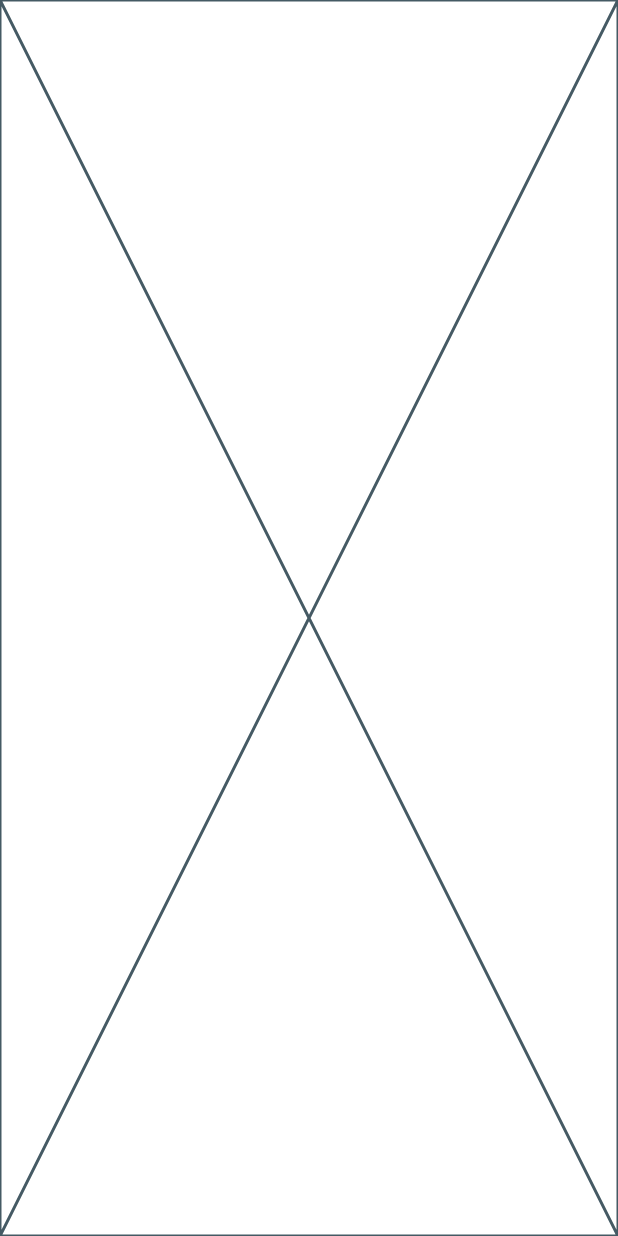
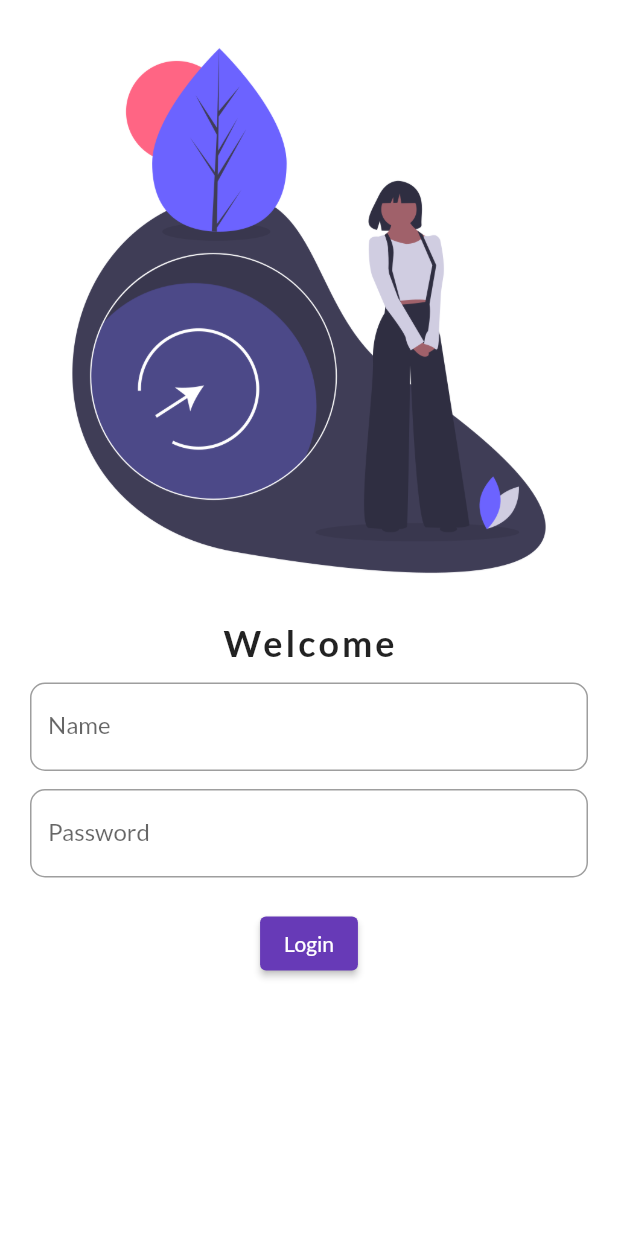
Before and after one commit to mdtarekmahmud449/flutter_lession, a Flutter app: the screen it shows after launch, on a phone screen of 412 x 824 dp. Run offline on Flutter 3.47's test engine with Material 2 defaults, Android fonts, the phone set to English and light mode, and no system bars; our stand-ins replace google_fonts.

Commit message:
fourth commit message

```diff
--- a/lib/main.dart
+++ b/lib/main.dart
@@ -1,4 +1,8 @@
+import 'package:first/pages/login_page.dart';
 import 'package:flutter/material.dart';
+import 'package:google_fonts/google_fonts.dart';
+import 'pages/home_page.dart';
+import 'package:google_fonts/google_fonts.dart';
 
 void main() {
   runApp(const AppWidget());
@@ -9,18 +13,23 @@ class AppWidget extends StatelessWidget {
 
   @override
   Widget build(BuildContext context) {
-    return const MaterialApp(
+    return  MaterialApp(
       title: "Randomizer",
-      home: Home(),
+      themeMode: ThemeMode.light,
+      darkTheme: ThemeData(
+        brightness: Brightness.light,
+    ),
+      theme: ThemeData(
+        primarySwatch: Colors.deepPurple,
+        primaryTextTheme: GoogleFonts.latoTextTheme(),
+        fontFamily: GoogleFonts.lato().fontFamily,
+      ),
+      initialRoute: "/login",
+      routes: {
+        "/": (context) => Home(),
+        "/login": (context) => LoginPage(),
+      },
     );
   }
+
 }
-
-class Home extends StatelessWidget {
-  const Home({super.key});
-
-  @override
-  Widget build(BuildContext context) {
-    return const Placeholder();
-  }
-}
--- a/lib/pages/home_page.dart
+++ b/lib/pages/home_page.dart
@@ -1,4 +1,3 @@
-import 'package:flutter/cupertino.dart';
 import 'package:flutter/material.dart';
 
 class Home extends StatelessWidget {
@@ -9,11 +8,26 @@ class Home extends StatelessWidget {
     return Scaffold(
       appBar: AppBar(
         title: Text("First App"),
-        backgroundColor: Colors.amber[600],
+        // backgroundColor: Colors.amber[600],
         centerTitle: true,
       ),
-      drawer: Drawer(),
-      body: Text("Hello World"),
+      drawer: Drawer(
+        // backgroundColor: Colors.amber[600],
+        child: Padding(
+          padding: EdgeInsets.fromLTRB(20, 80, 20, 0),
+          child: Text(
+            "Tarek Mahmud",
+            style: TextStyle(
+              fontFamily: 'Anek Malayalam',
+              fontWeight: FontWeight.w600,
+              fontSize: 20,
+              color: Colors.white,
+            ),
+          ),
+        ),
+      ),
+      body: Text("Hello World",
+      style: TextStyle(fontSize: 30),),
     );
   }
 }
--- a/lib/pages/login_page.dart
+++ b/lib/pages/login_page.dart
@@ -0,0 +1,72 @@
+import 'package:flutter/material.dart';
+
+class LoginPage extends StatelessWidget {
+  const LoginPage({super.key});
+
+  @override
+  Widget build(BuildContext context) {
+    return Material(
+      color: Colors.white,
+      child: Column(
+        children: [
+          Container(
+            child: Image.asset(
+              "assets/login.png",
+              fit: BoxFit.cover,
+            ),
+          ),
+          Text(
+            "Welcome",
+            style: TextStyle(
+              fontWeight: FontWeight.bold,
+              fontSize: 24,
+              letterSpacing: 2,
+            ),
+          ),
+          SizedBox(
+            height: 12,
+          ),
+          Padding(
+            padding: EdgeInsets.fromLTRB(20,0,20,0),
+            child: TextFormField(
+              keyboardType: TextInputType.name/**/,
+              decoration: InputDecoration(
+                hintText: "Enter your name",
+                labelText: "Name",
+                border: OutlineInputBorder(
+                  borderRadius: BorderRadius.all(Radius.circular(10)),
+                ),
+              ),
+            ),
+          ),
+          SizedBox(
+            height: 12,
+          ),
+          Padding(
+            padding: EdgeInsets.fromLTRB(20,0,20,0),
+            child: TextFormField(
+              obscureText: true,
+              keyboardType: TextInputType.visiblePassword,
+              decoration: InputDecoration(
+                hintText: "Enter your password",
+                labelText: "Password",
+                border: OutlineInputBorder(
+                  borderRadius: BorderRadius.all(Radius.circular(10)),
+                ),
+              ),
+            ),
+          ),
+          SizedBox(
+            height: 20,
+          ),
+          ElevatedButton(
+              onPressed: (){},
+              child: Text(
+                "Login"
+              )),
+
+        ],
+      ),
+    );
+  }
+}
--- a/pubspec.yaml
+++ b/pubspec.yaml
@@ -35,6 +35,7 @@ dependencies:
   # The following adds the Cupertino Icons font to your application.
   # Use with the CupertinoIcons class for iOS style icons.
   cupertino_icons: ^1.0.2
+  google_fonts: ^5.0.0
 
 dev_dependencies:
   flutter_test:
@@ -59,9 +60,8 @@ flutter:
   uses-material-design: true
 
   # To add assets to your application, add an assets section, like this:
-  # assets:
-  #   - images/a_dot_burr.jpeg
-  #   - images/a_dot_ham.jpeg
+  assets:
+     - assets/
 
   # An image asset can refer to one or more resolution-specific "variants", see
   # https://flutter.dev/assets-and-images/#resolution-aware
```
Also changed, not shown: assets/login.png (added), pubspec.lock, 1 other file.
